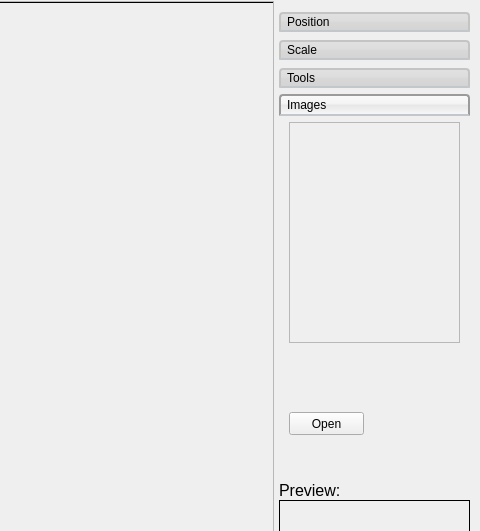
Qt form RTIe/RTIe_builder/marble_Detection.ui (Super-SaiyanSandwich/ECMM427) before a commit; both pictures show x 771 to 1251 and y 0 to 531 of the 1251 by 739 pixel window.
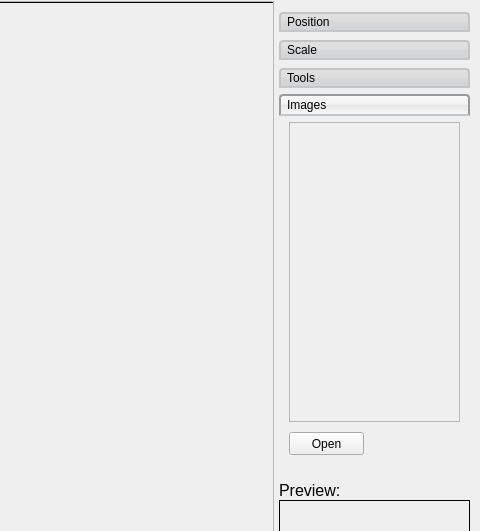
The same form after that commit.

The edit to the form file:
```diff
--- a/RTIe/RTIe_builder/marble_Detection.ui
+++ b/RTIe/RTIe_builder/marble_Detection.ui
@@ -509,6 +509,14 @@
         </widget>
        </widget>
        <widget class="QWidget" name="images_Page">
+        <property name="geometry">
+         <rect>
+          <x>0</x>
+          <y>0</y>
+          <width>189</width>
+          <height>347</height>
+         </rect>
+        </property>
         <attribute name="label">
          <string>Images</string>
         </attribute>
@@ -518,7 +526,7 @@
            <x>10</x>
            <y>0</y>
            <width>171</width>
-           <height>221</height>
+           <height>300</height>
           </rect>
          </property>
          <property name="widgetResizable">
@@ -530,7 +538,7 @@
             <x>0</x>
             <y>0</y>
             <width>169</width>
-            <height>219</height>
+            <height>298</height>
            </rect>
           </property>
           <widget class="QWidget" name="verticalLayoutWidget_5">
@@ -539,10 +547,10 @@
              <x>0</x>
              <y>0</y>
              <width>171</width>
-             <height>221</height>
+             <height>291</height>
             </rect>
            </property>
-           <layout class="QVBoxLayout" name="verticalLayout_6"/>
+           <layout class="QFormLayout" name="formLayout"/>
           </widget>
          </widget>
         </widget>
@@ -550,7 +558,7 @@
          <property name="geometry">
           <rect>
            <x>10</x>
-           <y>290</y>
+           <y>310</y>
            <width>75</width>
            <height>23</height>
           </rect>
```
Left out of the diff: 6 changed lines with no effect on the pictures.
